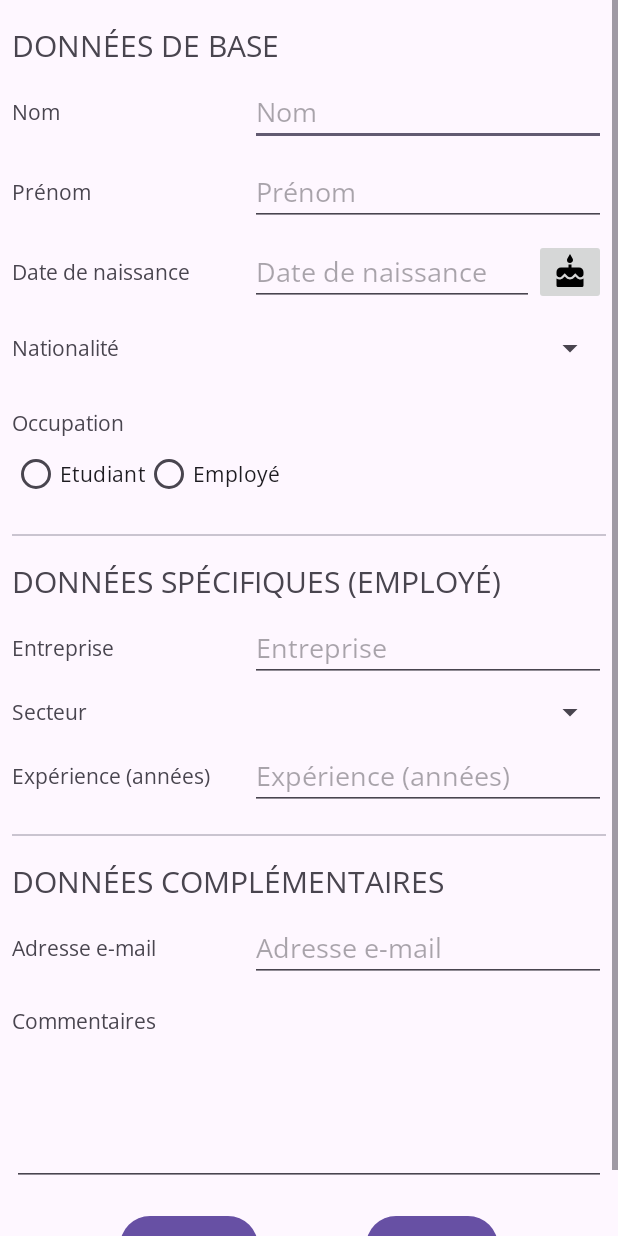
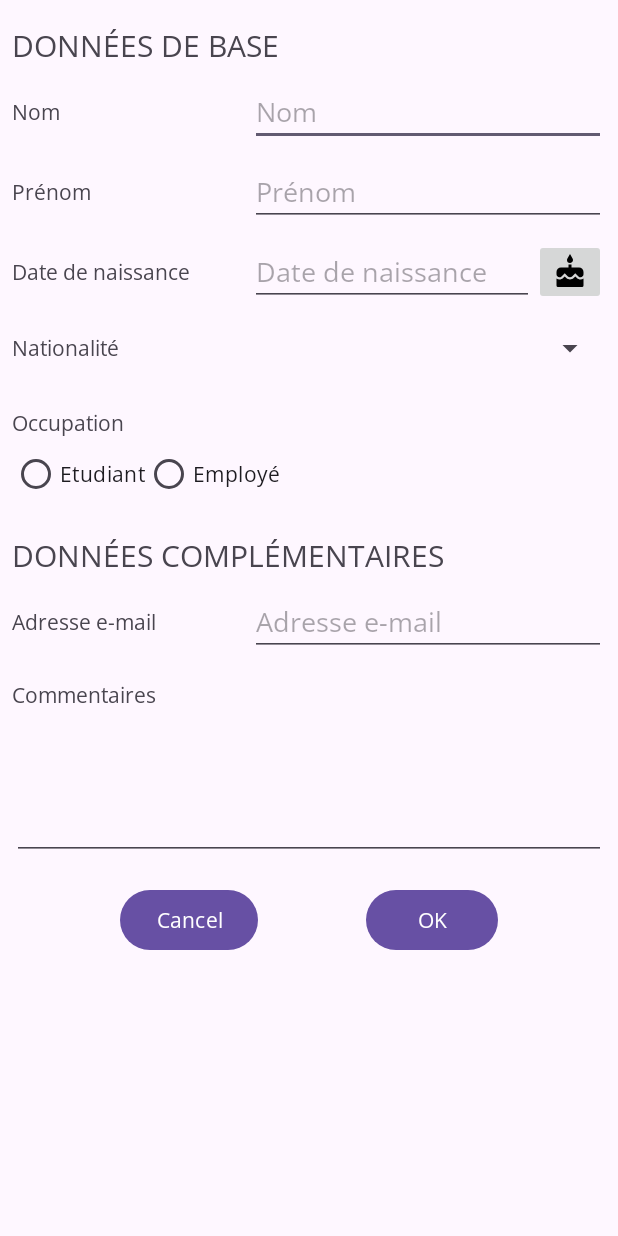
Before and after one commit to DrC0okie/HEIG_DAA_Labo3, an Android app: the layout activity_main.xml on its own in the app's theme, with its tools: preview values and no code run, on a phone screen of 412 x 824 dp. Run offline under Robolectric (Android 15) with nearby library versions, the phone set to English and light mode, and no system bars.

```diff
--- a/Labo3/app/src/main/res/layout/activity_main.xml
+++ b/Labo3/app/src/main/res/layout/activity_main.xml
@@ -163,15 +163,6 @@
                 android:text="@string/main_base_occupation_worker" />
         </RadioGroup>
 
-        <com.google.android.material.divider.MaterialDivider
-            android:id="@+id/divider_basic_data"
-            android:layout_width="0dp"
-            android:layout_height="wrap_content"
-            android:layout_marginTop="16dp"
-            app:layout_constraintEnd_toEndOf="parent"
-            app:layout_constraintStart_toStartOf="parent"
-            app:layout_constraintTop_toBottomOf="@id/radio_group_occupation" />
-
         <TextView
             android:id="@+id/text_view_specific_data_student"
             android:layout_width="0dp"
@@ -182,7 +173,7 @@
             android:textSize="20sp"
             app:layout_constraintEnd_toEndOf="parent"
             app:layout_constraintStart_toStartOf="parent"
-            app:layout_constraintTop_toBottomOf="@id/divider_basic_data"
+            app:layout_constraintTop_toBottomOf="@id/radio_group_occupation"
             tools:text="@string/main_specific_students_title" />
 
         <TextView
@@ -247,7 +238,7 @@
             app:layout_constraintEnd_toEndOf="parent"
             app:layout_constraintHorizontal_bias="0.0"
             app:layout_constraintStart_toStartOf="parent"
-            app:layout_constraintTop_toBottomOf="@id/divider_basic_data" />
+            app:layout_constraintTop_toBottomOf="@id/radio_group_occupation" />
 
         <TextView
             android:id="@+id/text_view_worker_company"
@@ -317,7 +308,7 @@
             android:layout_width="wrap_content"
             android:layout_height="wrap_content"
             app:constraint_referenced_ids="text_view_specific_data_worker, text_view_worker_company, edit_text_worker_company, text_view_worker_sector, spinner_worker_sector, text_view_worker_experience, edit_text_worker_experience"
-            tools:visibility="visible" />
+            tools:visibility="gone" />
 
         <androidx.constraintlayout.widget.Barrier
             android:id="@+id/barrier"
@@ -325,15 +316,6 @@
             android:layout_height="wrap_content"
             app:barrierDirection="bottom"
             app:constraint_referenced_ids="edit_text_worker_experience, edit_text_student_graduationyear" />
-
-        <com.google.android.material.divider.MaterialDivider
-            android:id="@+id/divider_specific_data"
-            android:layout_width="0dp"
-            android:layout_height="wrap_content"
-            android:layout_marginTop="16dp"
-            app:layout_constraintEnd_toEndOf="parent"
-            app:layout_constraintStart_toStartOf="parent"
-            app:layout_constraintTop_toBottomOf="@id/barrier" />
 
         <TextView
             android:id="@+id/text_view_additional_data"
@@ -345,7 +327,7 @@
             android:textSize="20sp"
             app:layout_constraintEnd_toEndOf="parent"
             app:layout_constraintStart_toStartOf="parent"
-            app:layout_constraintTop_toBottomOf="@id/divider_specific_data" />
+            app:layout_constraintTop_toBottomOf="@id/barrier" />
 
         <TextView
             android:id="@+id/text_view_email"
--- a/Labo3/app/src/main/res/values/strings.xml
+++ b/Labo3/app/src/main/res/values/strings.xml
@@ -9,7 +9,10 @@
     <string name="main_base_occupation_title">Occupation</string>
     <string name="main_base_occupation_student">Etudiant</string>
     <string name="main_base_occupation_worker">Employé</string>
-    <string name="main_base_occupation_error">Veuillez sélectionner une occupation</string>
+    <string name="error_occupation_empty">Veuillez sélectionner une occupation</string>
+    <string name="error_field_empty">Ce champ est requis</string>
+    <string name="success_save">Informations enregistrées</string>
+
 
     <string-array name="nationalities" translatable="false">
         <item>@string/ch</item>
```
Also changed, not shown: Labo3/app/src/main/java/ch/heigvd/daa/labo3/MainActivity.kt (+64 -24 lines).
